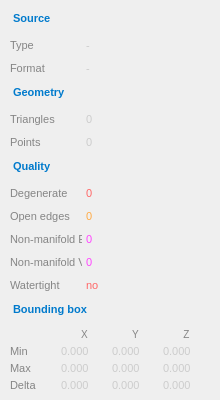
This is src/ui/mesh_info_page.ui in thermeng/SciRender as Qt 5 draws it before an edit. The edited form follows.
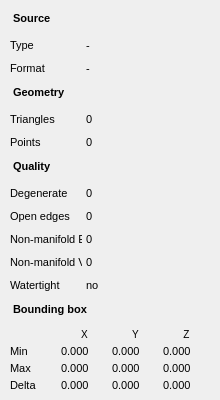
This is the edited form.

Commit message: Strip hardcoded dark-theme colors from .ui files for light/dark palette support

```diff
--- a/src/ui/mesh_info_page.ui
+++ b/src/ui/mesh_info_page.ui
@@ -32,7 +32,7 @@
       <string>Source</string>
      </property>
      <property name="styleSheet">
-      <string notr="true">font-size: 11px; font-weight: bold; color: #007acc; padding: 4px 0 6px 0; border-bottom: 1px solid #3c3c3c;</string>
+      <string notr="true">font-size: 11px; font-weight: bold;  padding: 4px 0 6px 0; border-bottom: 1px solid #3c3c3c;</string>
      </property>
     </widget>
    </item>
@@ -56,7 +56,7 @@
         </size>
        </property>
        <property name="styleSheet">
-        <string notr="true">font-size: 11px; color: #858585;</string>
+        <string notr="true">font-size: 11px; </string>
        </property>
        <property name="alignment">
         <set>Qt::AlignLeft|Qt::AlignVCenter</set>
@@ -72,7 +72,7 @@
         <string>mvp:Type</string>
        </property>
        <property name="styleSheet">
-        <string notr="true">font-size: 11px; color: #cccccc;</string>
+        <string notr="true">font-size: 11px; </string>
        </property>
       </widget>
      </item>
@@ -98,7 +98,7 @@
         </size>
        </property>
        <property name="styleSheet">
-        <string notr="true">font-size: 11px; color: #858585;</string>
+        <string notr="true">font-size: 11px; </string>
        </property>
        <property name="alignment">
         <set>Qt::AlignLeft|Qt::AlignVCenter</set>
@@ -114,7 +114,7 @@
         <string>mvp:Format</string>
        </property>
        <property name="styleSheet">
-        <string notr="true">font-size: 11px; color: #cccccc;</string>
+        <string notr="true">font-size: 11px; </string>
        </property>
       </widget>
      </item>
@@ -126,7 +126,7 @@
       <string>Geometry</string>
      </property>
      <property name="styleSheet">
-      <string notr="true">font-size: 11px; font-weight: bold; color: #007acc; padding: 4px 0 6px 0; border-bottom: 1px solid #3c3c3c;</string>
+      <string notr="true">font-size: 11px; font-weight: bold;  padding: 4px 0 6px 0; border-bottom: 1px solid #3c3c3c;</string>
      </property>
     </widget>
    </item>
@@ -150,7 +150,7 @@
         </size>
        </property>
        <property name="styleSheet">
-        <string notr="true">font-size: 11px; color: #858585;</string>
+        <string notr="true">font-size: 11px; </string>
        </property>
        <property name="alignment">
         <set>Qt::AlignLeft|Qt::AlignVCenter</set>
@@ -166,7 +166,7 @@
         <string>mvp:Triangles</string>
        </property>
        <property name="styleSheet">
-        <string notr="true">font-size: 11px; color: #cccccc;</string>
+        <string notr="true">font-size: 11px; </string>
        </property>
       </widget>
      </item>
@@ -192,7 +192,7 @@
         </size>
        </property>
        <property name="styleSheet">
-        <string notr="true">font-size: 11px; color: #858585;</string>
+        <string notr="true">font-size: 11px; </string>
        </property>
        <property name="alignment">
         <set>Qt::AlignLeft|Qt::AlignVCenter</set>
@@ -208,7 +208,7 @@
         <string>mvp:Points</string>
        </property>
        <property name="styleSheet">
-        <string notr="true">font-size: 11px; color: #cccccc;</string>
+        <string notr="true">font-size: 11px; </string>
        </property>
       </widget>
      </item>
@@ -220,7 +220,7 @@
       <string>Quality</string>
      </property>
      <property name="styleSheet">
-      <string notr="true">font-size: 11px; font-weight: bold; color: #007acc; padding: 4px 0 6px 0; border-bottom: 1px solid #3c3c3c;</string>
+      <string notr="true">font-size: 11px; font-weight: bold;  padding: 4px 0 6px 0; border-bottom: 1px solid #3c3c3c;</string>
      </property>
     </widget>
    </item>
@@ -244,7 +244,7 @@
         </size>
        </property>
        <property name="styleSheet">
-        <string notr="true">font-size: 11px; color: #858585;</string>
+        <string notr="true">font-size: 11px; </string>
        </property>
        <property name="alignment">
         <set>Qt::AlignLeft|Qt::AlignVCenter</set>
@@ -260,7 +260,7 @@
         <string>mvp:Degenerate</string>
        </property>
        <property name="styleSheet">
-        <string notr="true">font-size: 11px; color: #ff6666;</string>
+        <string notr="true">font-size: 11px; </string>
        </property>
       </widget>
      </item>
@@ -286,7 +286,7 @@
         </size>
        </property>
        <property name="styleSheet">
-        <string notr="true">font-size: 11px; color: #858585;</string>
+        <string notr="true">font-size: 11px; </string>
        </property>
        <property name="alignment">
         <set>Qt::AlignLeft|Qt::AlignVCenter</set>
@@ -302,7 +302,7 @@
         <string>mvp:Open edges</string>
        </property>
        <property name="styleSheet">
-        <string notr="true">font-size: 11px; color: #ffaa44;</string>
+        <string notr="true">font-size: 11px; </string>
        </property>
       </widget>
      </item>
@@ -328,7 +328,7 @@
         </size>
        </property>
        <property name="styleSheet">
-        <string notr="true">font-size: 11px; color: #858585;</string>
+        <string notr="true">font-size: 11px; </string>
        </property>
        <property name="alignment">
         <set>Qt::AlignLeft|Qt::AlignVCenter</set>
@@ -344,7 +344,7 @@
         <string>mvp:Non-manifold E</string>
        </property>
        <property name="styleSheet">
-        <string notr="true">font-size: 11px; color: #ff44ff;</string>
+        <string notr="true">font-size: 11px; </string>
        </property>
       </widget>
      </item>
@@ -370,7 +370,7 @@
         </size>
        </property>
        <property name="styleSheet">
-        <string notr="true">font-size: 11px; color: #858585;</string>
+        <string notr="true">font-size: 11px; </string>
        </property>
        <property name="alignment">
         <set>Qt::AlignLeft|Qt::AlignVCenter</set>
@@ -386,7 +386,7 @@
         <string>mvp:Non-manifold V</string>
        </property>
        <property name="styleSheet">
-        <string notr="true">font-size: 11px; color: #ff44ff;</string>
+        <string notr="true">font-size: 11px; </string>
        </property>
       </widget>
      </item>
@@ -412,7 +412,7 @@
         </size>
        </property>
        <property name="styleSheet">
-        <string notr="true">font-size: 11px; color: #858585;</string>
+        <string notr="true">font-size: 11px; </string>
        </property>
        <property name="alignment">
         <set>Qt::AlignLeft|Qt::AlignVCenter</set>
@@ -428,7 +428,7 @@
         <string>mvp:Watertight</string>
        </property>
        <property name="styleSheet">
-        <string notr="true">font-size: 11px; color: #ff6666;</string>
+        <string notr="true">font-size: 11px; </string>
        </property>
       </widget>
      </item>
@@ -440,7 +440,7 @@
       <string>Bounding box</string>
      </property>
      <property name="styleSheet">
-      <string notr="true">font-size: 11px; font-weight: bold; color: #007acc; padding: 4px 0 6px 0; border-bottom: 1px solid #3c3c3c;</string>
+      <string notr="true">font-size: 11px; font-weight: bold;  padding: 4px 0 6px 0; border-bottom: 1px solid #3c3c3c;</string>
      </property>
     </widget>
    </item>
@@ -461,7 +461,7 @@
         <set>Qt::AlignCenter</set>
        </property>
        <property name="styleSheet">
-        <string notr="true">font-size: 10px; color: #858585;</string>
+        <string notr="true">font-size: 10px; </string>
        </property>
       </widget>
      </item>
@@ -474,7 +474,7 @@
         <set>Qt::AlignCenter</set>
        </property>
        <property name="styleSheet">
-        <string notr="true">font-size: 10px; color: #858585;</string>
+        <string notr="true">font-size: 10px; </string>
        </property>
       </widget>
      </item>
@@ -487,7 +487,7 @@
         <set>Qt::AlignCenter</set>
        </property>
        <property name="styleSheet">
-        <string notr="true">font-size: 10px; color: #858585;</string>
+        <string notr="true">font-size: 10px; </string>
        </property>
       </widget>
      </item>
@@ -497,7 +497,7 @@
         <string>Min</string>
        </property>
        <property name="styleSheet">
-        <string notr="true">font-size: 11px; color: #858585;</string>
+        <string notr="true">font-size: 11px; </string>
        </property>
       </widget>
      </item>
@@ -510,7 +510,7 @@
         <string>mvp:BB:Min:0</string>
        </property>
        <property name="styleSheet">
-        <string notr="true">font-size: 11px; color: #cccccc;</string>
+        <string notr="true">font-size: 11px; </string>
        </property>
       </widget>
      </item>
@@ -523,7 +523,7 @@
         <string>mvp:BB:Min:1</string>
        </property>
        <property name="styleSheet">
-        <string notr="true">font-size: 11px; color: #cccccc;</string>
+        <string notr="true">font-size: 11px; </string>
        </property>
       </widget>
      </item>
@@ -536,7 +536,7 @@
         <string>mvp:BB:Min:2</string>
        </property>
        <property name="styleSheet">
-        <string notr="true">font-size: 11px; color: #cccccc;</string>
+        <string notr="true">font-size: 11px; </string>
        </property>
       </widget>
      </item>
@@ -546,7 +546,7 @@
         <string>Max</string>
        </property>
        <property name="styleSheet">
-        <string notr="true">font-size: 11px; color: #858585;</string>
+        <string notr="true">font-size: 11px; </string>
        </property>
       </widget>
      </item>
@@ -559,7 +559,7 @@
         <string>mvp:BB:Max:0</string>
        </property>
        <property name="styleSheet">
-        <string notr="true">font-size: 11px; color: #cccccc;</string>
+        <string notr="true">font-size: 11px; </string>
        </property>
       </widget>
      </item>
@@ -572,7 +572,7 @@
         <string>mvp:BB:Max:1</string>
        </property>
        <property name="styleSheet">
-        <string notr="true">font-size: 11px; color: #cccccc;</string>
+        <string notr="true">font-size: 11px; </string>
        </property>
       </widget>
      </item>
@@ -585,7 +585,7 @@
         <string>mvp:BB:Max:2</string>
        </property>
        <property name="styleSheet">
-        <string notr="true">font-size: 11px; color: #cccccc;</string>
+        <string notr="true">font-size: 11px; </string>
        </property>
       </widget>
      </item>
@@ -595,7 +595,7 @@
         <string>Delta</string>
        </property>
        <property name="styleSheet">
-        <string notr="true">font-size: 11px; color: #858585;</string>
+        <string notr="true">font-size: 11px; </string>
        </property>
       </widget>
      </item>
@@ -608,7 +608,7 @@
         <string>mvp:BB:Delta:0</string>
        </property>
        <property name="styleSheet">
-        <string notr="true">font-size: 11px; color: #cccccc;</string>
+        <string notr="true">font-size: 11px; </string>
        </property>
       </widget>
      </item>
@@ -621,7 +621,7 @@
         <string>mvp:BB:Delta:1</string>
        </property>
        <property name="styleSheet">
-        <string notr="true">font-size: 11px; color: #cccccc;</string>
+        <string notr="true">font-size: 11px; </string>
        </property>
       </widget>
      </item>
@@ -634,7 +634,7 @@
         <string>mvp:BB:Delta:2</string>
        </property>
        <property name="styleSheet">
-        <string notr="true">font-size: 11px; color: #cccccc;</string>
+        <string notr="true">font-size: 11px; </string>
        </property>
       </widget>
      </item>
```
The commit also changes 7 other files.
